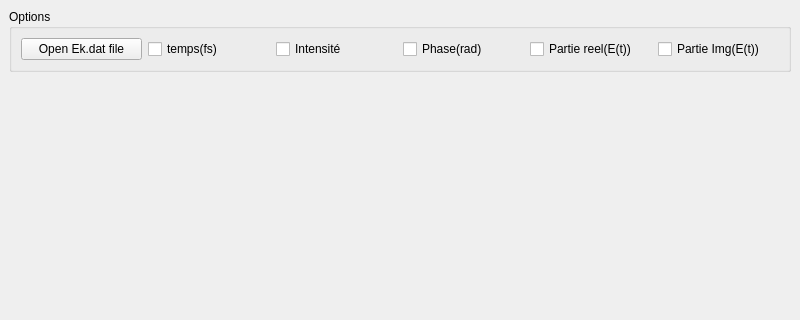
This is frog_file.ui in FabL91/Lecture-.dat as Qt 5 draws it before an edit; both pictures show x 0 to 800 and y 0 to 320 of the 800 by 600 pixel window. The edited form follows.
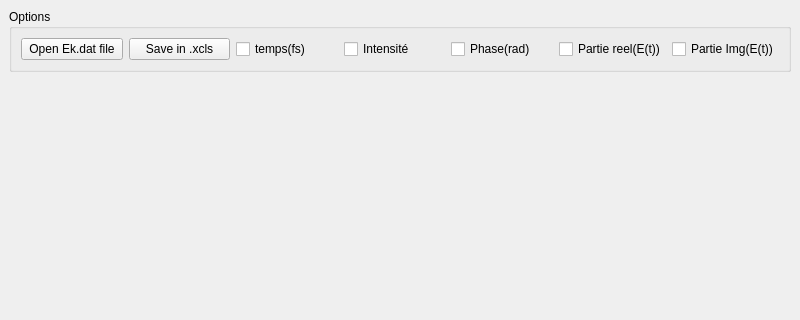
This is the edited form.

Commit message: ajout bouton save xlsx

Patch:
```diff
--- a/frog_file.ui
+++ b/frog_file.ui
@@ -28,6 +28,13 @@
          </property>
         </widget>
        </item>
+       <item>
+        <widget class="QPushButton" name="saveButton">
+         <property name="text">
+          <string>Save in .xcls</string>
+         </property>
+        </widget>
+       </item>
        <item>
         <widget class="QCheckBox" name="colonne1">
          <property name="text">
```
Lines whose indentation alone changed are shown as unchanged. The commit also changes 1 other file.
